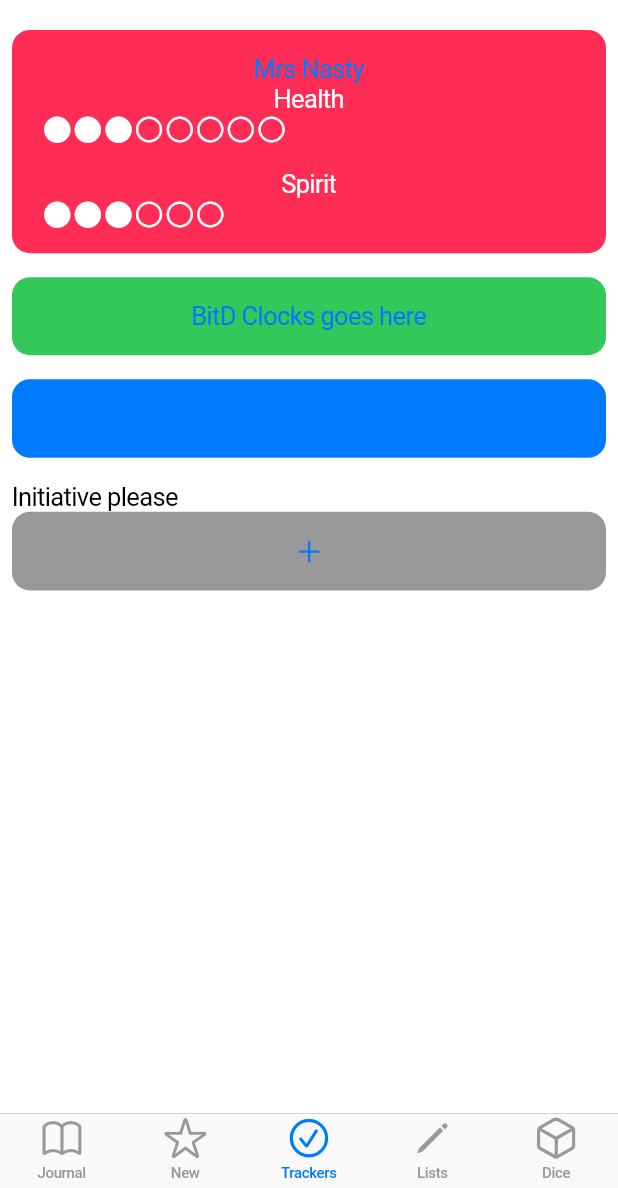
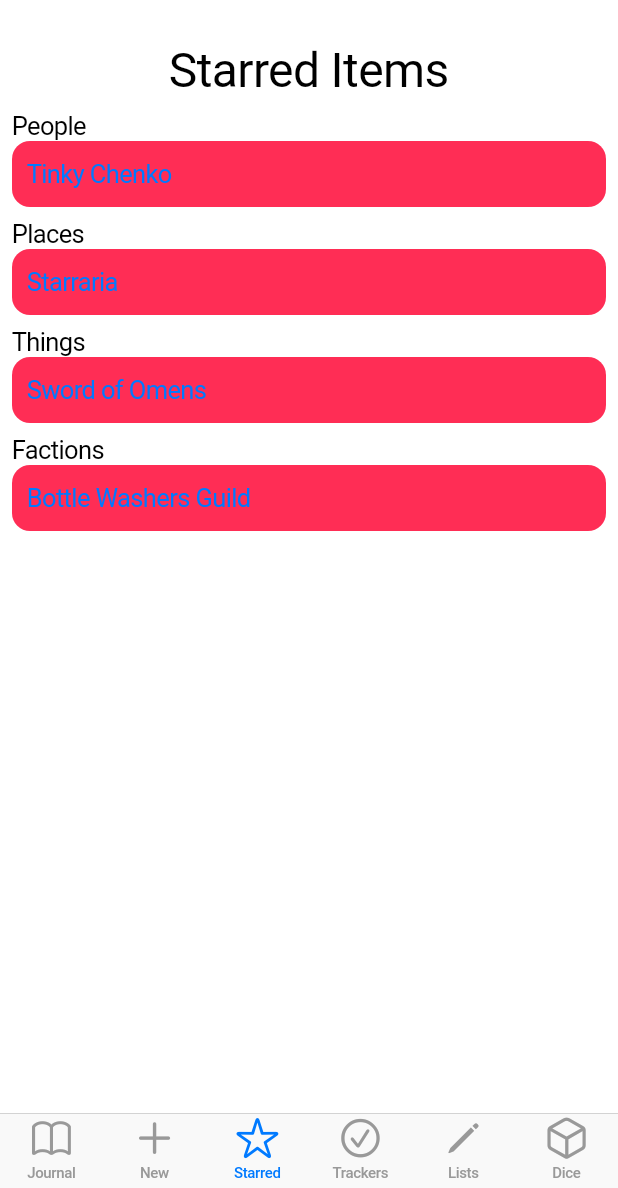
Before and after one commit to spacegiant/mini_solo, a Flutter app: the screen it shows after launch, item 3 of the bottom bar chosen, on a phone screen of 412 x 824 dp, the part 48-1236 px from its top. Run offline on Flutter 3.47's test engine with Material 3 defaults, Android fonts, the light colour scheme and no system bars.

Commit message:
Add Starred View

```diff
--- a/lib/view_items.dart
+++ b/lib/view_items.dart
@@ -3,6 +3,7 @@ import 'package:mini_solo/views/dice_view.dart';
 import 'package:mini_solo/views/journal_view.dart';
 import 'package:mini_solo/views/lists_view.dart';
 import 'package:mini_solo/views/new_view.dart';
+import 'package:mini_solo/views/starred_view.dart';
 import 'package:mini_solo/views/tracker_view.dart';
 
 class ViewItem {
@@ -25,8 +26,13 @@ List<ViewItem> viewItems = [
   ),
   ViewItem(
     label: 'New',
+    icon: CupertinoIcons.add,
+    viewWidget: const NewView(),
+  ),
+  ViewItem(
+    label: 'Starred',
     icon: CupertinoIcons.star,
-    viewWidget: const NewView(),
+    viewWidget: const StarredView(),
   ),
   ViewItem(
     label: 'Trackers',
--- /dev/null
+++ b/lib/views/starred_view.dart
@@ -0,0 +1,39 @@
+import 'package:flutter/cupertino.dart';
+import 'package:mini_solo/widgets/view_wrapper.dart';
+
+import '../widgets/build_popup.dart';
+import '../widgets/list_button.dart';
+import 'new/new_scene.dart';
+
+class StarredView extends StatelessWidget {
+  const StarredView({super.key});
+
+  @override
+  Widget build(BuildContext context) {
+    return ViewWrapper(children: [
+      const Center(
+        child: Padding(
+          padding: EdgeInsets.all(8.0),
+          child: Text(
+            'Starred Items',
+            style: TextStyle(
+              fontSize: 32,
+            ),
+          ),
+        ),
+      ),
+      const Text('People'),
+      ListButton(label: 'Tinky Chenko', onPressed: () => {}),
+      const Text('Places'),
+      ListButton(label: 'Starraria', onPressed: () => {}),
+      const Text('Things'),
+      ListButton(label: 'Sword of Omens', onPressed: () => {}),
+      const Text('Factions'),
+      ListButton(label: 'Bottle Washers Guild', onPressed: () => {}),
+    ]);
+  }
+
+  Future<dynamic> buildNewScene(BuildContext context) {
+    return buildPopup(context, 'New Scene', const NewSceneMenu());
+  }
+}
```
